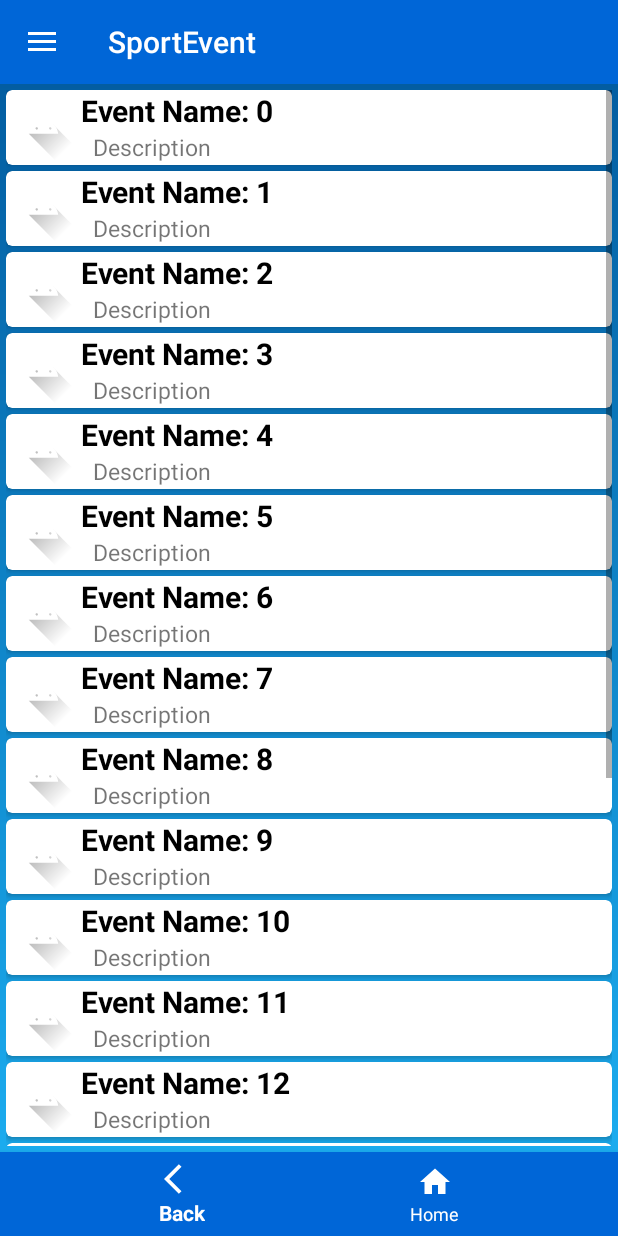
After one commit to M0-AR/SportEvent_Project, an Android app: the JoinedEventFragment screen opened through its navigation route, on a phone screen of 412 x 824 dp. The commit adds this screen. Run offline under Robolectric (Android 15) with nearby library versions, the phone set to English and light mode, and no system bars; our stand-ins replace navigation-ui.

Commit message:
Make navigation between home page and joined event page and display joined event list.

```diff
--- a/app/build.gradle
+++ b/app/build.gradle
@@ -27,6 +27,7 @@ dependencies {
     implementation 'androidx.appcompat:appcompat:1.2.0'
     implementation 'androidx.constraintlayout:constraintlayout:2.0.2'
     implementation 'com.google.android.material:material:1.2.1'
+    implementation 'androidx.lifecycle:lifecycle-extensions:2.2.0'
     testImplementation 'junit:junit:4.12'
     androidTestImplementation 'androidx.test.ext:junit:1.1.2'
     androidTestImplementation 'androidx.test.espresso:espresso-core:3.3.0'
--- a/app/src/main/java/com/example/sportevent/HomeFragment.java
+++ b/app/src/main/java/com/example/sportevent/HomeFragment.java
@@ -4,10 +4,18 @@ import android.os.Bundle;
 import android.view.LayoutInflater;
 import android.view.View;
 import android.view.ViewGroup;
+import android.widget.Button;
 
 import androidx.annotation.NonNull;
 import androidx.annotation.Nullable;
 import androidx.fragment.app.Fragment;
+import androidx.fragment.app.FragmentManager;
+import androidx.lifecycle.ViewModelProviders;
+import androidx.navigation.NavController;
+import androidx.navigation.Navigation;
+import androidx.navigation.ui.NavigationUI;
+
+import java.util.Objects;
 
 public class HomeFragment extends Fragment {
 
@@ -16,4 +24,20 @@ public class HomeFragment extends Fragment {
     public View onCreateView(@NonNull LayoutInflater inflater, @Nullable ViewGroup container, @Nullable Bundle savedInstanceState) {
         return inflater.inflate(R.layout.fragment_home, container, false);
     }
+
+
+    @Override
+    public void onViewCreated(@NonNull View view, @Nullable Bundle savedInstanceState) {
+        super.onViewCreated(view, savedInstanceState);
+        final Button joinedEventButton = view.findViewById(R.id.joined_event);
+
+        final NavController navController = Navigation.findNavController(view);
+
+        joinedEventButton.setOnClickListener(new View.OnClickListener() {
+            @Override
+            public void onClick(View v) {
+                navController.navigate(R.id.action_homeFragment_to_joinedEventFragment);
+            }
+        });
+    }
 }
--- /dev/null
+++ b/app/src/main/java/com/example/sportevent/JoinedEventFragment.java
@@ -0,0 +1,41 @@
+package com.example.sportevent;
+
+import android.os.Bundle;
+import android.view.LayoutInflater;
+import android.view.View;
+import android.view.ViewGroup;
+
+import androidx.recyclerview.widget.LinearLayoutManager;
+
+import java.util.ArrayList;
+import androidx.annotation.NonNull;
+import androidx.annotation.Nullable;
+import androidx.fragment.app.Fragment;
+import androidx.recyclerview.widget.RecyclerView;
+
+
+public class JoinedEventFragment extends Fragment {
+    @Nullable
+    @Override
+    public View onCreateView(@NonNull LayoutInflater inflater, @Nullable ViewGroup container, @Nullable Bundle savedInstanceState) {
+        View view = inflater.inflate(R.layout.joined_event_fragment, container, false);
+
+        ArrayList<JoinedEventItem> joinedEventList = new ArrayList<>();
+        for (int i = 0; i < 20; i++) {
+            joinedEventList.add(new JoinedEventItem(R.drawable.ic_launcher_foreground, "Event Name: " + i, "Description"));
+        }
+
+        // 1. Get a reference to recyclerView
+        RecyclerView mRecyclerView = view.findViewById(R.id.recyclerView);
+        mRecyclerView.setHasFixedSize(true);
+        // 2. Set layoutManger
+        RecyclerView.LayoutManager mLayoutManager = new LinearLayoutManager(getActivity());
+        mRecyclerView.setLayoutManager(mLayoutManager);
+        // 3. Create an adapter
+        RecyclerView.Adapter mAdapter = new JoinedEventAdapter(joinedEventList);
+        // 4. Set adapter
+        mRecyclerView.setAdapter(mAdapter);
+
+        return view;
+    }
+}
--- a/app/src/main/java/com/example/sportevent/MainActivity.java
+++ b/app/src/main/java/com/example/sportevent/MainActivity.java
@@ -5,20 +5,15 @@ import androidx.appcompat.app.AppCompatActivity;
 import androidx.appcompat.widget.Toolbar;
 import androidx.core.view.GravityCompat;
 import androidx.drawerlayout.widget.DrawerLayout;
-import androidx.recyclerview.widget.LinearLayoutManager;
 import androidx.recyclerview.widget.RecyclerView;
 
 import android.os.Bundle;
 
 
-import java.util.ArrayList;
-
 
 public class MainActivity extends AppCompatActivity {
     private DrawerLayout drawerLayout;
-    private RecyclerView mRecyclerView;
-    private RecyclerView.Adapter mAdapter;
-    private RecyclerView.LayoutManager mLayoutManager;
+
 
     @Override
     protected void onCreate(Bundle savedInstanceState) {
@@ -34,6 +29,7 @@ public class MainActivity extends AppCompatActivity {
                             R.string.navigation_drawer_open, R.string.navigation_drawer_close);
         drawerLayout.addDrawerListener(toggle);
         toggle.syncState();
+
     }
 
     @Override
@@ -43,18 +39,5 @@ public class MainActivity extends AppCompatActivity {
         } else {
             super.onBackPressed();
         }
-
-        ArrayList<JoinedEventItem> joinedEventList = new ArrayList<>();
-        for (int i = 0; i < 20; i++) {
-            joinedEventList.add(new JoinedEventItem(R.drawable.ic_launcher_foreground, "Event Name: " + i, "Description"));
-        }
-
-        mRecyclerView = findViewById(R.id.recyclerView);
-        mRecyclerView.setHasFixedSize(true);
-        mLayoutManager = new LinearLayoutManager(this);
-        mAdapter = new JoinedEventAdapter(joinedEventList);
-
-        mRecyclerView.setLayoutManager(mLayoutManager);
-        mRecyclerView.setAdapter(mAdapter);
     }
 }
--- /dev/null
+++ b/app/src/main/res/layout/joined_event_fragment.xml
@@ -0,0 +1,15 @@
+<?xml version="1.0" encoding="utf-8"?>
+<RelativeLayout xmlns:android="http://schemas.android.com/apk/res/android"
+    xmlns:tools="http://schemas.android.com/tools"
+    android:layout_width="match_parent"
+    android:layout_height="match_parent"
+    tools:context=".JoinedEventFragment">
+
+
+    <androidx.recyclerview.widget.RecyclerView
+        android:id="@+id/recyclerView"
+        android:layout_width="match_parent"
+        android:layout_height="match_parent"
+        android:padding="4dp"
+        android:scrollbars="vertical" />
+</RelativeLayout>
--- a/app/src/main/res/navigation/nav_graph.xml
+++ b/app/src/main/res/navigation/nav_graph.xml
@@ -9,5 +9,14 @@
         android:id="@+id/homeFragment"
         android:name="com.example.sportevent.HomeFragment"
         android:label="fragment_home"
-        tools:layout="@layout/fragment_home" />
+        tools:layout="@layout/fragment_home" >
+        <action
+            android:id="@+id/action_homeFragment_to_joinedEventFragment"
+            app:destination="@id/joinedEventFragment" />
+    </fragment>
+    <fragment
+        android:id="@+id/joinedEventFragment"
+        android:name="com.example.sportevent.JoinedEventFragment"
+        android:label="joined_event_fragment"
+        tools:layout="@layout/joined_event_fragment" />
 </navigation>
```
